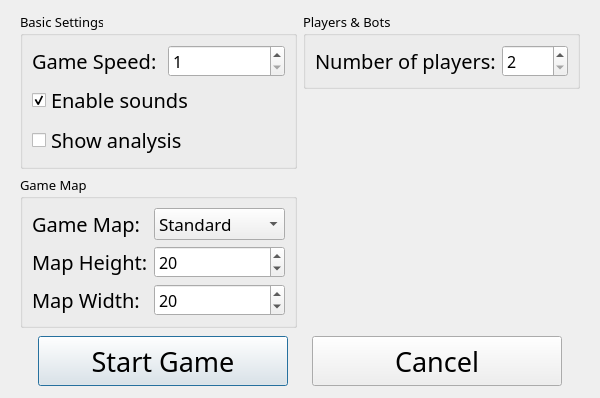
First picture: the form in src/ui/localGameDialog/localGameDialog.ui, repository SZXC-WG/LocalGen-new, before the edit.
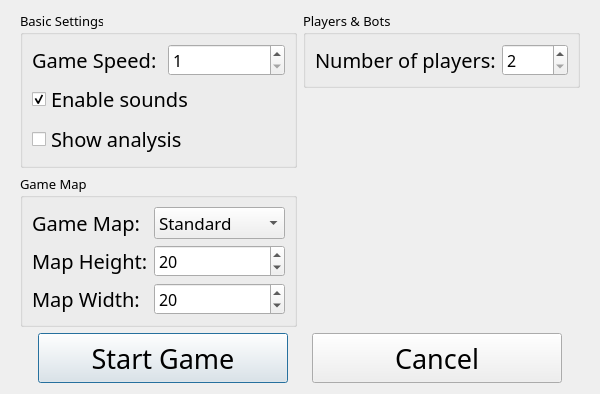
Second picture: the form after the edit. Custom widgets are drawn as their Qt base class.

Commit message: upd(localGameDialog): improve UI

The edit to the form file:
```diff
--- a/src/ui/localGameDialog/localGameDialog.ui
+++ b/src/ui/localGameDialog/localGameDialog.ui
@@ -7,7 +7,7 @@
     <x>0</x>
     <y>0</y>
     <width>600</width>
-    <height>398</height>
+    <height>384</height>
    </rect>
   </property>
   <property name="font">
@@ -25,19 +25,6 @@
    <property name="rightMargin">
     <number>20</number>
    </property>
-   <item>
-    <spacer name="spacer_1">
-     <property name="orientation">
-      <enum>Qt::Orientation::Vertical</enum>
-     </property>
-     <property name="sizeHint" stdset="0">
-      <size>
-       <width>20</width>
-       <height>40</height>
-      </size>
-     </property>
-    </spacer>
-   </item>
    <item>
     <layout class="QHBoxLayout" name="settingsLayout">
      <item>
@@ -429,19 +416,6 @@
      </item>
     </layout>
    </item>
-   <item>
-    <spacer name="spacer_3">
-     <property name="orientation">
-      <enum>Qt::Orientation::Vertical</enum>
-     </property>
-     <property name="sizeHint" stdset="0">
-      <size>
-       <width>20</width>
-       <height>40</height>
-      </size>
-     </property>
-    </spacer>
-   </item>
   </layout>
  </widget>
  <customwidgets>
```
